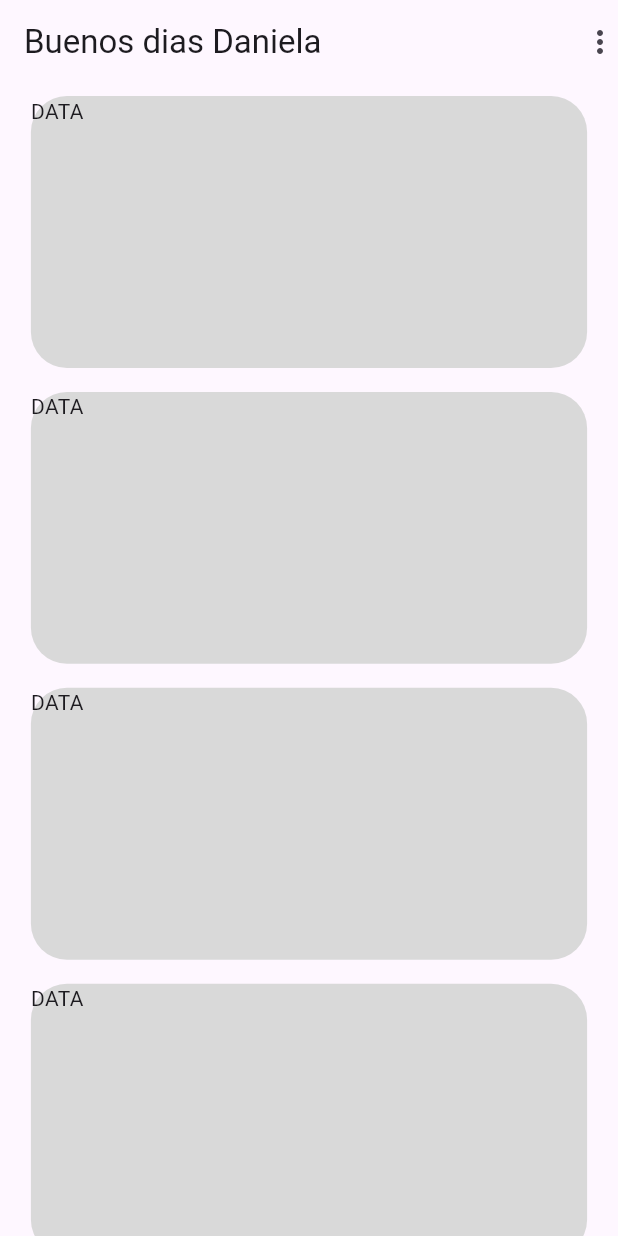
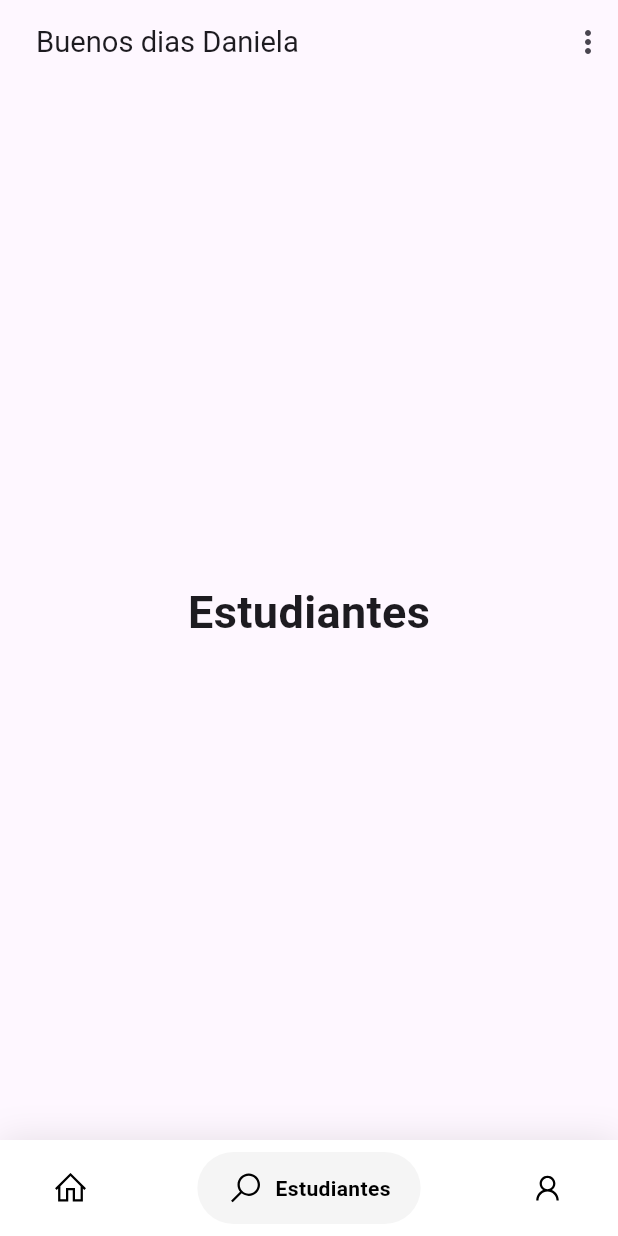
Before and after one commit to MarCarrera/discipulados-tid, a Flutter app: the screen it shows after launch, on a phone screen of 412 x 824 dp. Run offline on Flutter 3.47's test engine with Material 3 defaults, Android fonts, the phone set to English and light mode, and no system bars; drawn by our look-alikes of google_nav_bar; our stand-ins replace line_icons.

Commit message:
navbar agregado

```diff
--- a/lib/main.dart
+++ b/lib/main.dart
@@ -1,11 +1,41 @@
+import 'package:discipulos_tid/views/home/home_view.dart';
 import 'package:flutter/material.dart';
+import 'package:google_nav_bar/google_nav_bar.dart';
+import 'package:line_icons/line_icons.dart';
 
 import 'utils/constants.dart';
 
-void main() => runApp(const MyApp());
+void main() => runApp(MaterialApp(
+    builder: (context, child) {
+      return Directionality(textDirection: TextDirection.ltr, child: child!);
+    },
+    title: 'GNav',
+    theme: ThemeData(
+      primaryColor: Colors.grey[800],
+    ),
+    debugShowCheckedModeBanner: false,
+    home: Example()));
 
-class MyApp extends StatelessWidget {
-  const MyApp({super.key});
+class Example extends StatefulWidget {
+  @override
+  _ExampleState createState() => _ExampleState();
+}
+
+class _ExampleState extends State<Example> {
+  int _selectedIndex = 1;
+  static const TextStyle optionStyle =
+      TextStyle(fontSize: 30, fontWeight: FontWeight.w600);
+  static const List<Widget> _widgetOptions = <Widget>[
+    HomeView(),
+    Text(
+      'Estudiantes',
+      style: optionStyle,
+    ),
+    Text(
+      'Maestros',
+      style: optionStyle,
+    ),
+  ];
 
   @override
   Widget build(BuildContext context) {
@@ -15,55 +45,71 @@ class MyApp extends StatelessWidget {
 
     return MaterialApp(
       debugShowCheckedModeBanner: false,
-      title: 'Discipulos TID',
       home: Scaffold(
         appBar: AppBar(
-          title: const Text('Buenos dias Daniela'),
+          title: Padding(
+            padding: const EdgeInsets.all(8.0),
+            child: Text('Buenos dias Daniela', style: TextStyle(fontSize: fontSize * 1.18),),
+          ),
           actions: [
-            Icon(Icons.more_vert)
+            Padding(
+              padding: const EdgeInsets.all(8.0),
+              child: Icon(Icons.more_vert),
+            )
           ],
         ),
+
         body: Center(
-          child: SingleChildScrollView(
-            child: Column(
-              children: [
-                CardModel(screenHeight: screenHeight, screenWidth: screenWidth),
-                CardModel(screenHeight: screenHeight, screenWidth: screenWidth),
-                CardModel(screenHeight: screenHeight, screenWidth: screenWidth),
-                CardModel(screenHeight: screenHeight, screenWidth: screenWidth),
-              ],
+          child: _widgetOptions.elementAt(_selectedIndex),
+        ),
+        bottomNavigationBar: Container(
+          decoration: BoxDecoration(
+            color: Colors.white,
+            boxShadow: [
+              BoxShadow(
+                blurRadius: 20,
+                color: Colors.black.withOpacity(.1),
+              )
+            ],
+          ),
+          child: SafeArea(
+            child: Padding(
+              padding: const EdgeInsets.symmetric(horizontal: 15.0, vertical: 8),
+              child: GNav(
+                rippleColor: Colors.grey[300]!,
+                hoverColor: Colors.grey[100]!,
+                gap: 8,
+                activeColor: Colors.black,
+                iconSize: 24,
+                padding: EdgeInsets.symmetric(horizontal: 20, vertical: 12),
+                duration: Duration(milliseconds: 400),
+                tabBackgroundColor: Colors.grey[100]!,
+                color: Colors.black,
+                tabs: [
+                  GButton(
+                    icon: LineIcons.home,
+                    text: 'Inicio',
+                  ),
+                  GButton(
+                    icon: LineIcons.search,
+                    text: 'Estudiantes',
+                  ),
+                  GButton(
+                    icon: LineIcons.user,
+                    text: 'Maestros',
+                  ),
+                ],
+                selectedIndex: _selectedIndex,
+                onTabChange: (index) {
+                  setState(() {
+                    _selectedIndex = index;
+                  });
+                },
+              ),
             ),
-          )
+          ),
         ),
       ),
     );
   }
 }
-
-class CardModel extends StatelessWidget {
-  const CardModel({
-    super.key,
-    required this.screenHeight,
-    required this.screenWidth,
-  });
-
-  final double screenHeight;
-  final double screenWidth;
-
-  @override
-  Widget build(BuildContext context) {
-    return Padding(
-      padding: const EdgeInsets.all(8.0),
-      child: Container(
-        height: screenHeight * 0.22,
-        width: screenWidth * 0.9,
-        decoration: BoxDecoration(
-          color: Constants.cardColor,
-          borderRadius: BorderRadius.circular(24)
-
-        ),
-        child: Text('DATA'),
-      ),
-    );
-  }
-}
--- a/lib/utils/constants.dart
+++ b/lib/utils/constants.dart
@@ -3,11 +3,12 @@ import 'package:flutter/material.dart';
 
 class Constants {
   //COLORS
-  static Color get backgrondColor => const Color(0xFFF6F6F6);
+  static Color get backgrondColor => const Color.fromARGB(255, 255, 255, 255);
   static Color get primaryColor => const Color(0xFF001B48);
   static Color get secondColor => const Color(0xFF004581);
   static Color get letterColor => const Color(0xFF018ABD);
-  static Color get cardColor => const Color(0xFFD9D9D9);
+  static Color get cardColor => const Color.fromARGB(255, 225, 225, 225);
+  static Color get grayColor => const Color.fromARGB(255, 172, 172, 172);
 
   //SIZE
   static double getScreenHeight(BuildContext context) {
```
Also changed, not shown: lib/views/home/home_view.dart (added, +62 -0 lines), pubspec.yaml (+6 -2 lines), assets/images/background.png (added), pubspec.lock.
